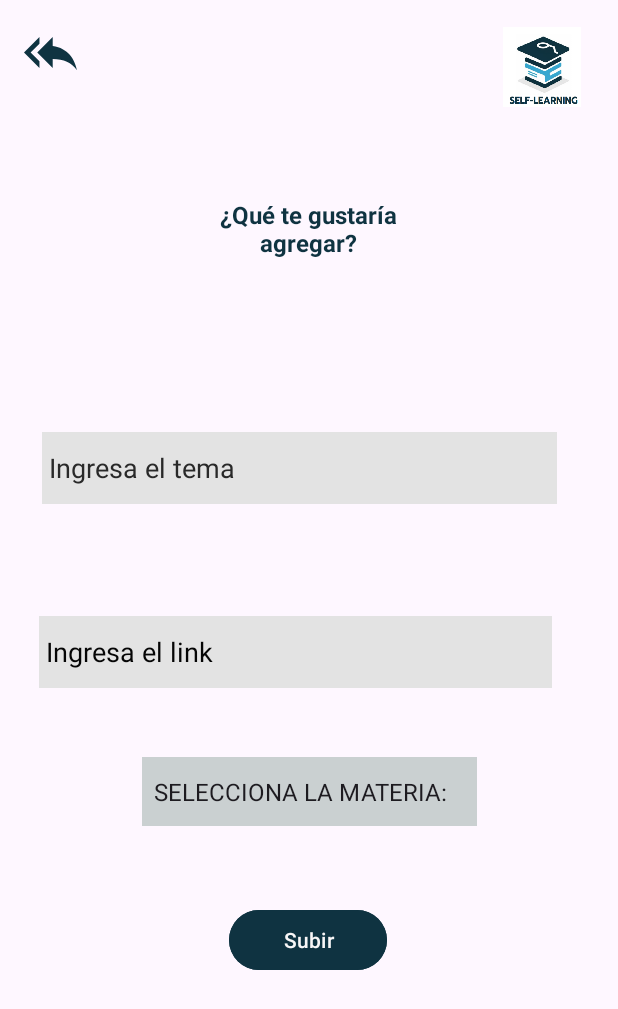
After one commit to NayeliIA/appandroid, an Android app: the AdminCrearPropuesta screen opened directly, with no data from a screen before it, on a phone screen of 412 x 824 dp. The commit adds this screen. Shown: the top 1009 px of the screen. Run offline under Robolectric (Android 15) with nearby library versions, the phone set to English and light mode, and no system bars; our stand-ins replace Firebase (no records; nobody signed in at launch, a user with empty details on screens opened directly).

Commit message:
admin propuestas

```diff
--- a/app/src/main/AndroidManifest.xml
+++ b/app/src/main/AndroidManifest.xml
@@ -62,6 +62,9 @@
             android:name=".InicioActivity"
             android:exported="false" />
         <activity
+            android:name=".AdminCrearPropuesta"
+            android:exported="false" />
+        <activity
             android:name=".MainActivity"
             android:exported="true">
             <intent-filter>
--- /dev/null
+++ b/app/src/main/java/com/example/alumnos/AdminCrearPropuesta.java
@@ -0,0 +1,115 @@
+package com.example.alumnos;
+
+import android.app.Activity;
+import android.os.Bundle;
+import android.view.View;
+import android.widget.ArrayAdapter;
+import android.widget.Button;
+import android.widget.EditText;
+import android.widget.ImageView;
+import android.widget.Spinner;
+
+import androidx.annotation.NonNull;
+import androidx.appcompat.app.AppCompatActivity;
+
+import com.example.alumnos.modelos.MaterialDeAyuda;
+import com.google.android.gms.tasks.OnFailureListener;
+import com.google.android.gms.tasks.OnSuccessListener;
+import com.google.firebase.firestore.DocumentReference;
+import com.google.firebase.firestore.FirebaseFirestore;
+
+public class AdminCrearPropuesta extends AppCompatActivity {
+
+    private EditText editTextTema;
+    private EditText editTextLink;
+
+    ImageView atras5;
+
+    FirebaseFirestore db = FirebaseFirestore.getInstance();
+
+    final String[] opciones = {"SELECCIONA LA MATERIA: ", "FILOSOFIA", "HISTORIA","GEOGRAFIA","INGLES","MATEMATICAS",};
+
+    private Spinner materias;
+
+
+
+    @Override
+    protected void onCreate(Bundle savedInstanceState) {
+        super.onCreate(savedInstanceState);
+        setContentView(R.layout.activity_admin_crear_propuesta);
+
+        editTextTema = findViewById(R.id.editTextTema);
+        editTextLink = findViewById(R.id.editTextLink);
+
+        atras5 = findViewById(R.id.atras5);
+
+
+
+
+
+        Button buttonSubir = findViewById(R.id.button7);
+
+
+
+
+        this.materias = findViewById(R.id.listaMateriasAdmin);
+
+        ArrayAdapter<String> adapter = new ArrayAdapter<>(this, android.R.layout.simple_spinner_item, opciones);
+        adapter.setDropDownViewResource(android.R.layout.simple_spinner_dropdown_item);
+
+        materias.setAdapter(adapter);
+
+
+
+
+        buttonSubir.setOnClickListener(new View.OnClickListener() {
+            @Override
+            public void onClick(View v) {
+                String tema = editTextTema.getText().toString();
+                String link = editTextLink.getText().toString();
+
+
+
+                db.collection("material").add(new MaterialDeAyuda(link,tema,materias.getSelectedItem().toString()).registrarMap())
+                        .addOnSuccessListener(new OnSuccessListener<DocumentReference>() {
+                            @Override
+                            public void onSuccess(DocumentReference documentReference) {
+
+                               final String id = documentReference.getId();
+
+                                // El documento se registró correctamente
+                                //Log.d("Firestore", "Documento registrado con ID: " + documentReference.getId());
+                                System.out.println(id);
+
+                                //Retornamos que se registro correctamante para recargar la informacion
+                                setResult(Activity.RESULT_OK);
+                                finish();
+                            }
+                        })
+                        .addOnFailureListener(new OnFailureListener() {
+                            @Override
+                            public void onFailure(@NonNull Exception e) {
+                                // Error al registrar el documento
+                                //Log.e("Firestore", "Error al registrar el documento", e);
+                            }
+                        });
+
+
+
+            }
+        });
+
+        atras5.setOnClickListener(new View.OnClickListener() {
+            @Override
+            public void onClick(View v) {
+
+                setResult(Activity.RESULT_CANCELED);
+
+                finish();
+            }
+        });
+    }
+
+
+
+}
--- a/app/src/main/java/com/example/alumnos/AdminPropuestas.java
+++ b/app/src/main/java/com/example/alumnos/AdminPropuestas.java
@@ -3,7 +3,6 @@ package com.example.alumnos;
 import androidx.annotation.NonNull;
 import androidx.appcompat.app.AppCompatActivity;
 
-import android.app.Activity;
 import android.content.Intent;
 import android.net.Uri;
 import android.os.Bundle;
@@ -11,21 +10,17 @@ import android.view.View;
 import android.widget.ArrayAdapter;
 import android.widget.Button;
 import android.widget.ImageView;
-import android.widget.LinearLayout;
 import android.widget.RadioButton;
 import android.widget.RadioGroup;
 import android.widget.Spinner;
 
 import com.example.alumnos.modelos.MaterialDeAyuda;
-import com.google.android.gms.tasks.OnCompleteListener;
 import com.google.android.gms.tasks.OnFailureListener;
 import com.google.android.gms.tasks.OnSuccessListener;
-import com.google.android.gms.tasks.Task;
 import com.google.firebase.firestore.DocumentReference;
 import com.google.firebase.firestore.FirebaseFirestore;
 import com.google.firebase.firestore.QueryDocumentSnapshot;
 
-import java.lang.reflect.Array;
 import java.util.ArrayList;
 
 public class AdminPropuestas extends AppCompatActivity {
@@ -56,7 +51,7 @@ public class AdminPropuestas extends AppCompatActivity {
 
         db = FirebaseFirestore.getInstance();
 
-        this.materias = findViewById(R.id.listaMaterias);
+        this.materias = findViewById(R.id.listaMateriasAdmin);
 
         ArrayAdapter<String> adapter = new ArrayAdapter<>(this, android.R.layout.simple_spinner_item, opciones);
         adapter.setDropDownViewResource(android.R.layout.simple_spinner_dropdown_item);
--- /dev/null
+++ b/app/src/main/res/layout/activity_admin_crear_propuesta.xml
@@ -0,0 +1,118 @@
+<?xml version="1.0" encoding="utf-8"?>
+<androidx.constraintlayout.widget.ConstraintLayout xmlns:android="http://schemas.android.com/apk/res/android"
+    xmlns:app="http://schemas.android.com/apk/res-auto"
+    xmlns:tools="http://schemas.android.com/tools"
+    android:layout_width="match_parent"
+    android:layout_height="match_parent"
+    tools:context=".CrearPropuesta">
+
+    <Spinner
+        android:id="@+id/listaMateriasAdmin"
+        android:layout_width="223dp"
+        android:layout_height="46dp"
+        android:background="#87898A"
+        android:backgroundTint="#CAD0D1"
+        android:spinnerMode="dropdown"
+        app:layout_constraintBottom_toBottomOf="parent"
+        app:layout_constraintEnd_toEndOf="parent"
+        app:layout_constraintStart_toStartOf="parent"
+        app:layout_constraintTop_toTopOf="parent"
+        app:layout_constraintVertical_bias="0.649"
+        tools:ignore="TouchTargetSizeCheck" />
+
+    <ImageView
+        android:id="@+id/imageView9"
+        android:layout_width="68dp"
+        android:layout_height="53dp"
+        app:layout_constraintBottom_toBottomOf="parent"
+        app:layout_constraintEnd_toEndOf="parent"
+        app:layout_constraintHorizontal_bias="0.951"
+        app:layout_constraintStart_toStartOf="parent"
+        app:layout_constraintTop_toTopOf="parent"
+        app:layout_constraintVertical_bias="0.023"
+        app:srcCompat="@drawable/fondo1" />
+
+    <ImageView
+        android:id="@+id/atras5"
+        android:layout_width="wrap_content"
+        android:layout_height="wrap_content"
+
+        app:layout_constraintBottom_toBottomOf="parent"
+        app:layout_constraintEnd_toEndOf="parent"
+        app:layout_constraintHorizontal_bias="0.042"
+        app:layout_constraintStart_toStartOf="parent"
+        app:layout_constraintTop_toTopOf="parent"
+        app:layout_constraintVertical_bias="0.022"
+        app:srcCompat="@drawable/backimage"
+        app:tint="#0F3341"/>
+
+    <EditText
+        android:id="@+id/editTextTema"
+        android:layout_width="343dp"
+        android:layout_height="48dp"
+        android:background="#131313"
+        android:backgroundTint="#E3E3E3"
+        android:ems="10"
+        android:foregroundTint="#757373"
+        android:hint=" Ingresa el tema"
+        android:singleLine="true"
+        android:textColor="#000000"
+        android:textColorHint="#292929"
+        android:textStyle="normal"
+        app:layout_constraintBottom_toBottomOf="parent"
+        app:layout_constraintEnd_toEndOf="parent"
+        app:layout_constraintHorizontal_bias="0.411"
+        app:layout_constraintStart_toStartOf="parent"
+        app:layout_constraintTop_toTopOf="parent"
+        app:layout_constraintVertical_bias="0.371" />
+
+    <EditText
+        android:id="@+id/editTextLink"
+        android:layout_width="342dp"
+        android:layout_height="48dp"
+        android:background="#131313"
+        android:backgroundTint="#E3E3E3"
+        android:ems="10"
+        android:foregroundTint="#757373"
+        android:hint=" Ingresa el link"
+        android:textColor="#000000"
+        android:textColorHint="#050505"
+        app:layout_constraintBottom_toBottomOf="parent"
+        app:layout_constraintEnd_toEndOf="parent"
+        app:layout_constraintHorizontal_bias="0.368"
+        app:layout_constraintStart_toStartOf="parent"
+        app:layout_constraintTop_toTopOf="parent"
+        app:layout_constraintVertical_bias="0.529" />
+
+    <Button
+        android:id="@+id/button7"
+        android:layout_width="105dp"
+        android:layout_height="48dp"
+        android:backgroundTint="#0F3341"
+        android:text="Subir"
+        android:textColor="#F8F7F7"
+        app:layout_constraintBottom_toBottomOf="parent"
+        app:layout_constraintEnd_toEndOf="parent"
+        app:layout_constraintHorizontal_bias="0.498"
+        app:layout_constraintStart_toStartOf="parent"
+        app:layout_constraintTop_toTopOf="parent"
+        app:layout_constraintVertical_bias="0.777" />
+
+    <TextView
+        android:id="@+id/textView3"
+        android:layout_width="199dp"
+        android:layout_height="58dp"
+        android:backgroundTint="#0F3341"
+        android:gravity="center"
+        android:text="¿Qué te gustaría                          agregar?"
+        android:textColor="#0F3341"
+        android:textSize="16sp"
+        android:textStyle="bold"
+        app:layout_constraintBottom_toBottomOf="parent"
+        app:layout_constraintEnd_toEndOf="parent"
+        app:layout_constraintHorizontal_bias="0.497"
+        app:layout_constraintStart_toStartOf="parent"
+        app:layout_constraintTop_toTopOf="parent"
+        app:layout_constraintVertical_bias="0.161" />
+
+</androidx.constraintlayout.widget.ConstraintLayout>
--- a/app/src/main/res/layout/activity_admin_propuestas.xml
+++ b/app/src/main/res/layout/activity_admin_propuestas.xml
@@ -31,7 +31,7 @@
     </ScrollView>
 
     <Spinner
-        android:id="@+id/listaMaterias"
+        android:id="@+id/listaMateriasAdmin"
         android:layout_width="223dp"
         android:layout_height="46dp"
         android:background="#87898A"
```
